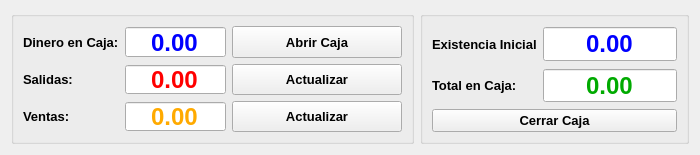
Qt form ui/caja.ui (OesteDEV/TPV) before a commit.
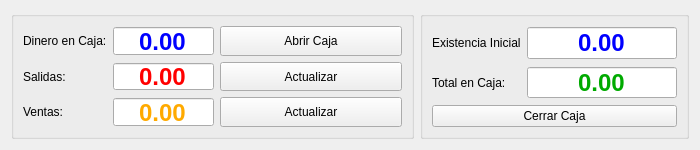
The same form after that commit. Icons and pictures are not drawn.

```diff
--- a/ui/caja.ui
+++ b/ui/caja.ui
@@ -7,7 +7,7 @@
     <x>0</x>
     <y>0</y>
     <width>700</width>
-    <height>155</height>
+    <height>150</height>
    </rect>
   </property>
   <property name="minimumSize">
@@ -108,14 +108,6 @@
           </disabled>
          </palette>
         </property>
-        <property name="font">
-         <font>
-          <family>Arial</family>
-          <pointsize>10</pointsize>
-          <weight>75</weight>
-          <bold>true</bold>
-         </font>
-        </property>
         <property name="text">
          <string>Dinero en Caja:</string>
         </property>
@@ -193,14 +185,6 @@
           </disabled>
          </palette>
         </property>
-        <property name="font">
-         <font>
-          <family>Arial</family>
-          <pointsize>10</pointsize>
-          <weight>75</weight>
-          <bold>true</bold>
-         </font>
-        </property>
         <property name="text">
          <string>Salidas:</string>
         </property>
@@ -278,14 +262,6 @@
           </disabled>
          </palette>
         </property>
-        <property name="font">
-         <font>
-          <family>Arial</family>
-          <pointsize>10</pointsize>
-          <weight>75</weight>
-          <bold>true</bold>
-         </font>
-        </property>
         <property name="text">
          <string>Ventas:</string>
         </property>
@@ -299,14 +275,6 @@
           <verstretch>0</verstretch>
          </sizepolicy>
         </property>
-        <property name="font">
-         <font>
-          <family>Arial</family>
-          <pointsize>10</pointsize>
-          <weight>75</weight>
-          <bold>true</bold>
-         </font>
-        </property>
         <property name="text">
          <string>Actualizar</string>
         </property>
@@ -330,14 +298,6 @@
           <verstretch>0</verstretch>
          </sizepolicy>
         </property>
-        <property name="font">
-         <font>
-          <family>Arial</family>
-          <pointsize>10</pointsize>
-          <weight>75</weight>
-          <bold>true</bold>
-         </font>
-        </property>
         <property name="text">
          <string>Abrir Caja</string>
         </property>
@@ -449,14 +409,6 @@
           <verstretch>0</verstretch>
          </sizepolicy>
         </property>
-        <property name="font">
-         <font>
-          <family>Arial</family>
-          <pointsize>10</pointsize>
-          <weight>75</weight>
-          <bold>true</bold>
-         </font>
-        </property>
         <property name="text">
          <string>Actualizar</string>
         </property>
@@ -687,14 +639,6 @@
           </disabled>
          </palette>
         </property>
-        <property name="font">
-         <font>
-          <family>Arial</family>
-          <pointsize>10</pointsize>
-          <weight>75</weight>
-          <bold>true</bold>
-         </font>
-        </property>
         <property name="text">
          <string>Total en Caja:</string>
         </property>
@@ -772,14 +716,6 @@
           </disabled>
          </palette>
         </property>
-        <property name="font">
-         <font>
-          <family>Arial</family>
-          <pointsize>10</pointsize>
-          <weight>75</weight>
-          <bold>true</bold>
-         </font>
-        </property>
         <property name="text">
          <string>Existencia Inicial</string>
         </property>
@@ -793,14 +729,6 @@
           <verstretch>0</verstretch>
          </sizepolicy>
         </property>
-        <property name="font">
-         <font>
-          <family>Arial</family>
-          <pointsize>10</pointsize>
-          <weight>75</weight>
-          <bold>true</bold>
-         </font>
-        </property>
         <property name="text">
          <string>Cerrar Caja</string>
         </property>
```
